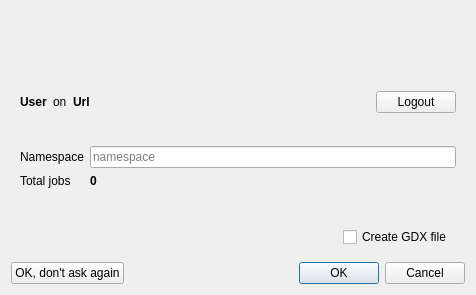
Above: src/engine/enginestartdialog.ui from GAMS-dev/studio before the change. Below: the same form after it.
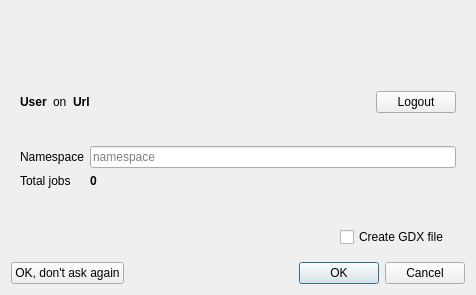
That is the form after the change. Icons and pictures are not drawn.

Commit message: improved workaround for Qt layout error on checkbox width on scaled screens

The edit to the form file:
```diff
--- a/src/engine/enginestartdialog.ui
+++ b/src/engine/enginestartdialog.ui
@@ -221,7 +221,7 @@
           <string>Creates the GDX file even if the command line parameter is missing</string>
          </property>
          <property name="text">
-          <string>Create GDX file </string>
+          <string>Create GDX file  </string>
          </property>
         </widget>
        </item>
```
